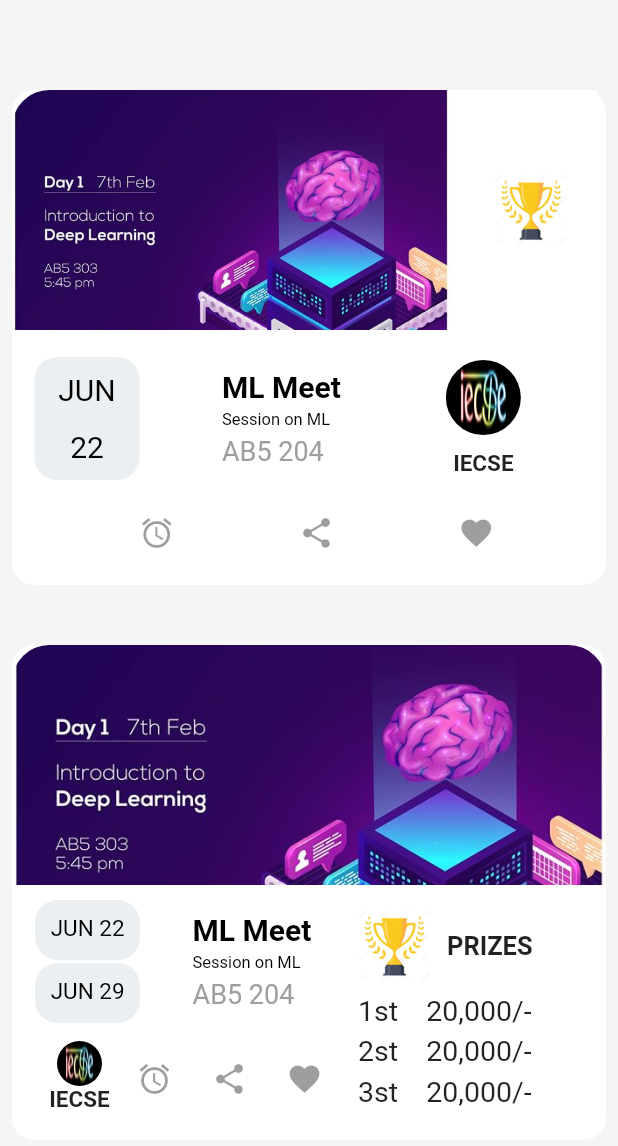
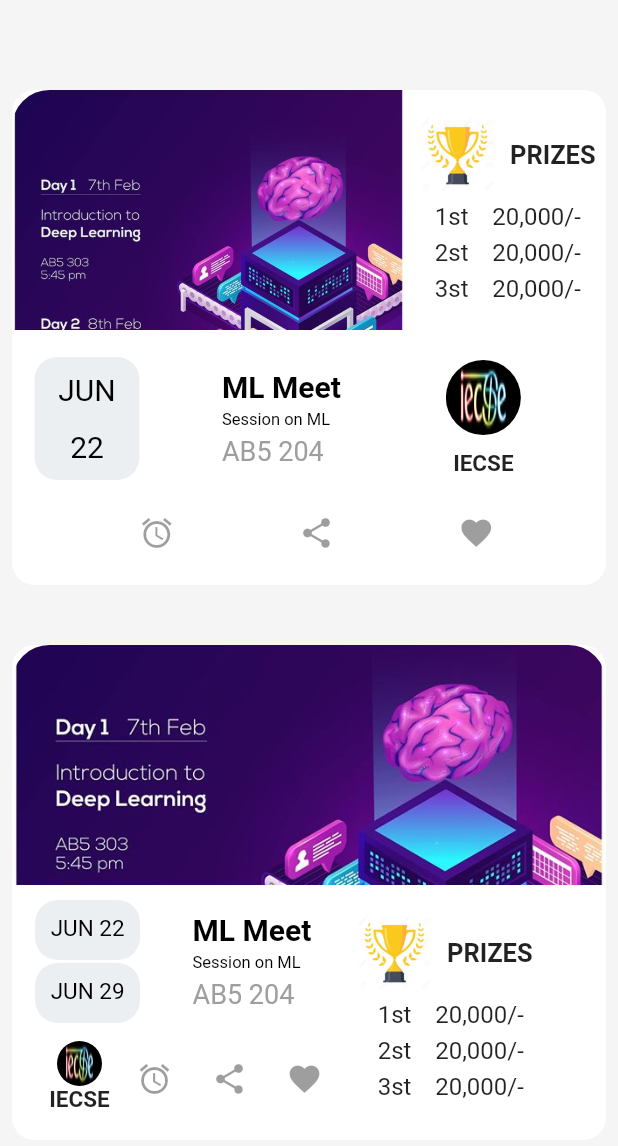
Before and after one commit to NiharikaNeha/Event_Template, a Flutter app: the screen it shows after launch, on a phone screen of 412 x 824 dp. Shown: the top 1146 px of the screen. Run offline on Flutter 3.47's test engine with Material 2 defaults, Android fonts, the phone set to English and light mode, and no system bars.

Commit message:
Prizes details shown in both templates

```diff
--- a/lib/main.dart
+++ b/lib/main.dart
@@ -40,7 +40,7 @@ class _MyAppState extends State<MyApp> {
                       ClipRRect(
                         child: Container(
                           height: 160.0,
-                          width: (MediaQuery.of(context).size.width) - 120.0,
+                          width: (MediaQuery.of(context).size.width) - 150.0,
                           decoration: BoxDecoration(
                             borderRadius: BorderRadius.only(topLeft: Radius.circular(25.0)),
                               image: DecorationImage(
@@ -51,10 +51,12 @@ class _MyAppState extends State<MyApp> {
                         ),
                       ),
                       SizedBox(width: 10.0,),
-                      RaisedButton(
-                        color: Colors.white,
-                        child: Container(
-                          height: 160.0,
+                      Column(
+                        children: <Widget>[
+                          Row(
+                            children: <Widget>[
+                              Container(
+                                height: 50.0,
                                 width: 50.0,
                                 decoration: BoxDecoration(
                                     color: Colors.white,
@@ -64,8 +66,38 @@ class _MyAppState extends State<MyApp> {
                                     )
                                 ),
                               ),
-                        elevation: 0.0,
-                        onPressed: () => _onButtonPressed(),
+                              SizedBox(width: 10.0,),
+                              Text(
+                                'PRIZES',
+                                style: TextStyle(
+                                    fontWeight: FontWeight.bold,
+                                    fontSize: 17.0
+                                ),
+                              )
+                            ],
+                          ),
+                          SizedBox(height: 7.0,),
+                          Text(
+                            '1st    20,000/-',
+                            style: TextStyle(
+                                fontSize: 16.0
+                            ),
+                          ),
+                          SizedBox(height: 5.0,),
+                          Text(
+                            '2st    20,000/-',
+                            style: TextStyle(
+                                fontSize: 16.0
+                            ),
+                          ),
+                          SizedBox(height: 5.0,),
+                          Text(
+                            '3st    20,000/-',
+                            style: TextStyle(
+                                fontSize: 16.0
+                            ),
+                          )
+                        ],
                       )
                     ],
                   ),
@@ -444,23 +476,23 @@ class _MyAppState extends State<MyApp> {
                             ),
                             SizedBox(height: 7.0,),
                             Text(
-                              '1st    20,000/-',
+                              '  1st    20,000/-',
                               style: TextStyle(
-                                fontSize: 19.0
+                                fontSize: 16.0
                               ),
                             ),
                             SizedBox(height: 5.0,),
                             Text(
-                              '2st    20,000/-',
+                              '  2st    20,000/-',
                               style: TextStyle(
-                                  fontSize: 19.0
+                                  fontSize: 16.0
                               ),
                             ),
                             SizedBox(height: 5.0,),
                             Text(
-                              '3st    20,000/-',
+                              '  3st    20,000/-',
                               style: TextStyle(
-                                  fontSize: 19.0
+                                  fontSize: 16.0
                               ),
                             )
                           ],
```
Lines whose indentation alone changed are shown as unchanged.
